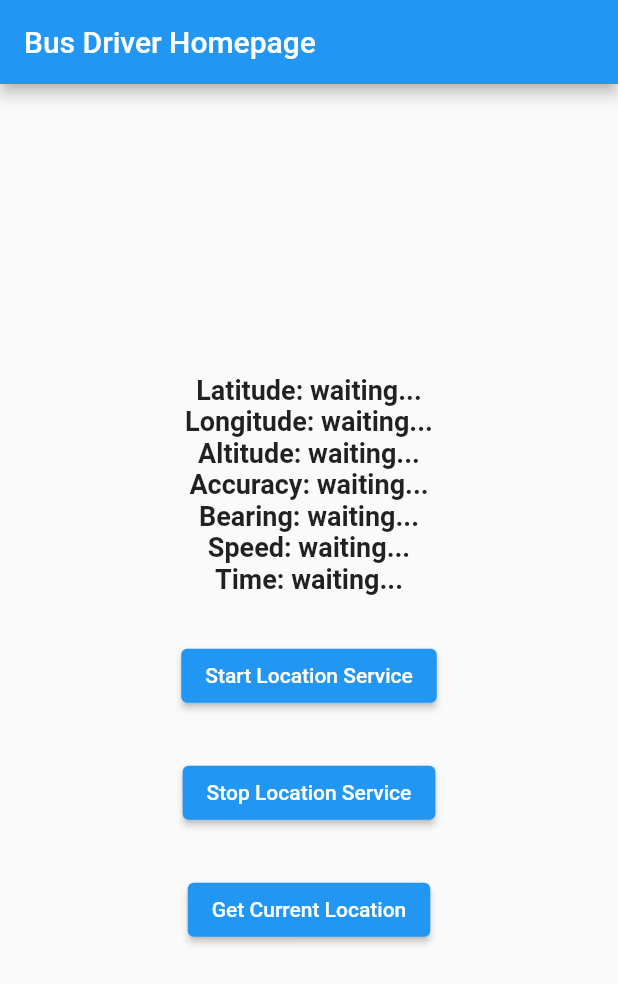
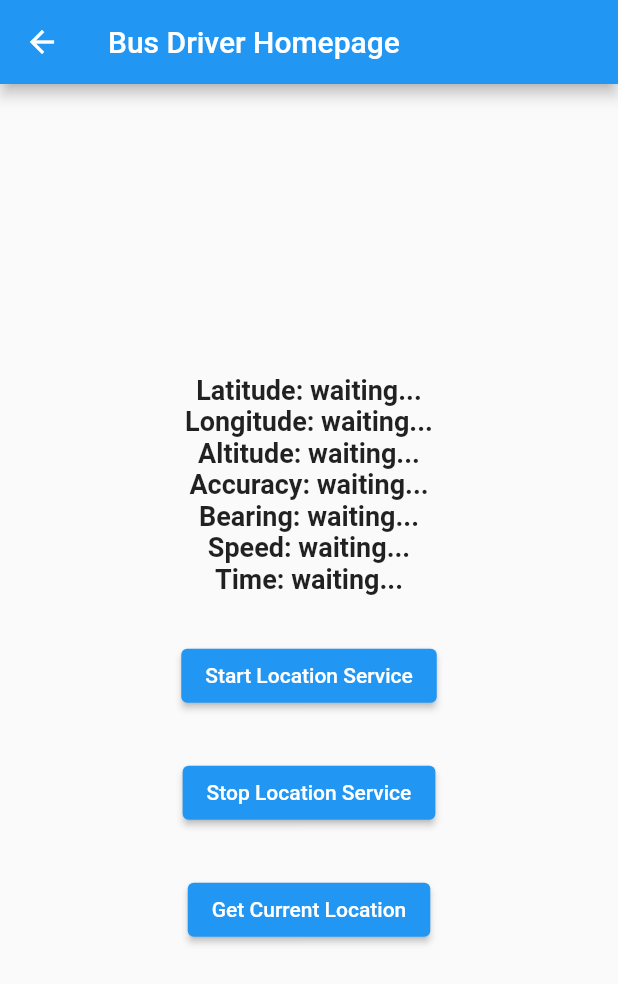
Before and after one commit to geoBusV1/geoBusApp, a Flutter app: the screen it shows after launch, after a tap on "Login as a bus driver", on a phone screen of 412 x 824 dp. Shown: the top 984 px of the screen. Run offline on Flutter 3.47's test engine with Material 2 defaults, Android fonts, the phone set to English and light mode, and no system bars; our stand-ins replace flutter_map, latlong2; missing offline and left inert: background_location.

Commit message:
added back button on BusDriverView

```diff
--- a/lib/busDriverView.dart
+++ b/lib/busDriverView.dart
@@ -36,6 +36,8 @@ class _BusDriverViewState extends State<BusDriverView> {
     return MaterialApp(
       home: Scaffold(
         appBar: AppBar(
+          //automaticallyImplyLeading: true,
+          leading: BackButton(onPressed: () => Navigator.pop(context),),
           title: const Text('Bus Driver Homepage'),
         ),
         body: Center(
```
